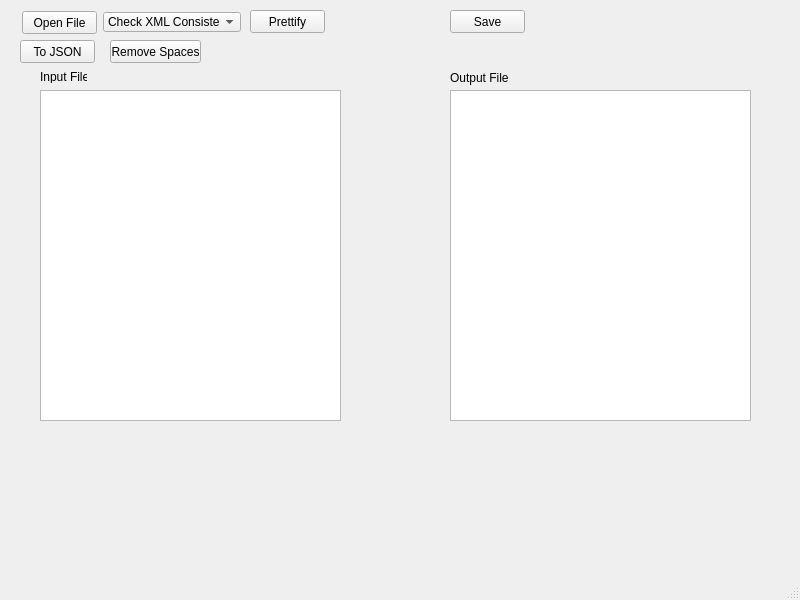
This is mainwindow.ui in AhmadAbdElHakim/XML-Editor as Qt 5 draws it before an edit. The edited form follows.
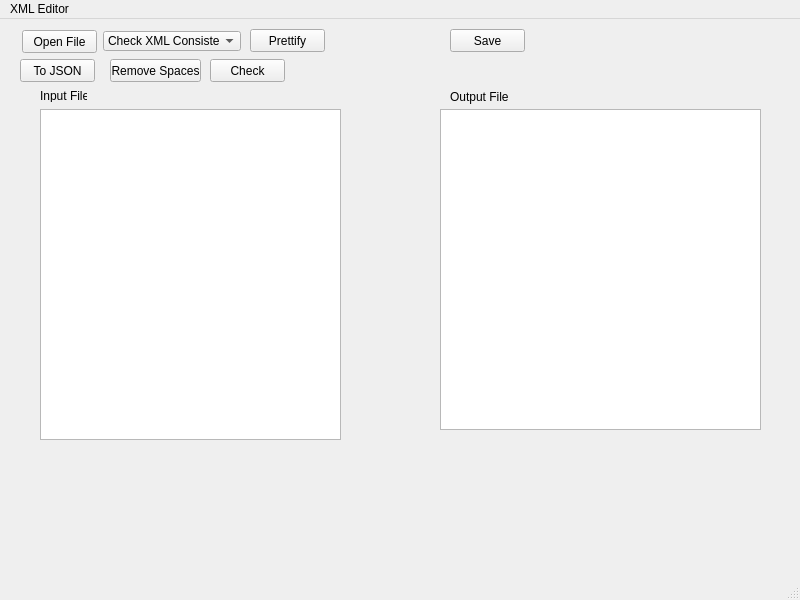
This is the edited form.

What changed in the file:
```diff
--- a/mainwindow.ui
+++ b/mainwindow.ui
@@ -36,15 +36,14 @@
       <height>331</height>
      </rect>
     </property>
-   </widget>
-   <widget class="QPlainTextEdit" name="output_text">
-    <property name="geometry">
-     <rect>
-      <x>450</x>
-      <y>90</y>
-      <width>301</width>
-      <height>331</height>
-     </rect>
+    <property name="sizePolicy">
+     <sizepolicy hsizetype="Expanding" vsizetype="Expanding">
+      <horstretch>0</horstretch>
+      <verstretch>0</verstretch>
+     </sizepolicy>
+    </property>
+    <property name="backgroundVisible">
+     <bool>false</bool>
     </property>
    </widget>
    <widget class="QLabel" name="label">
@@ -145,6 +144,29 @@
      <string>Remove Spaces</string>
     </property>
    </widget>
+   <widget class="QPushButton" name="Check_Button">
+    <property name="geometry">
+     <rect>
+      <x>210</x>
+      <y>40</y>
+      <width>75</width>
+      <height>23</height>
+     </rect>
+    </property>
+    <property name="text">
+     <string>Check</string>
+    </property>
+   </widget>
+   <widget class="QPlainTextEdit" name="output_text">
+    <property name="geometry">
+     <rect>
+      <x>440</x>
+      <y>90</y>
+      <width>321</width>
+      <height>321</height>
+     </rect>
+    </property>
+   </widget>
    <zorder>OpenFileButton</zorder>
    <zorder>comboBox</zorder>
    <zorder>Save_Button</zorder>
@@ -165,6 +187,12 @@
      <height>21</height>
     </rect>
    </property>
+   <widget class="QMenu" name="menuXML_Editor">
+    <property name="title">
+     <string>XML Editor</string>
+    </property>
+   </widget>
+   <addaction name="menuXML_Editor"/>
   </widget>
   <widget class="QStatusBar" name="statusbar"/>
  </widget>
```
Left out of the diff: 3 changed lines with no effect on the pictures.
